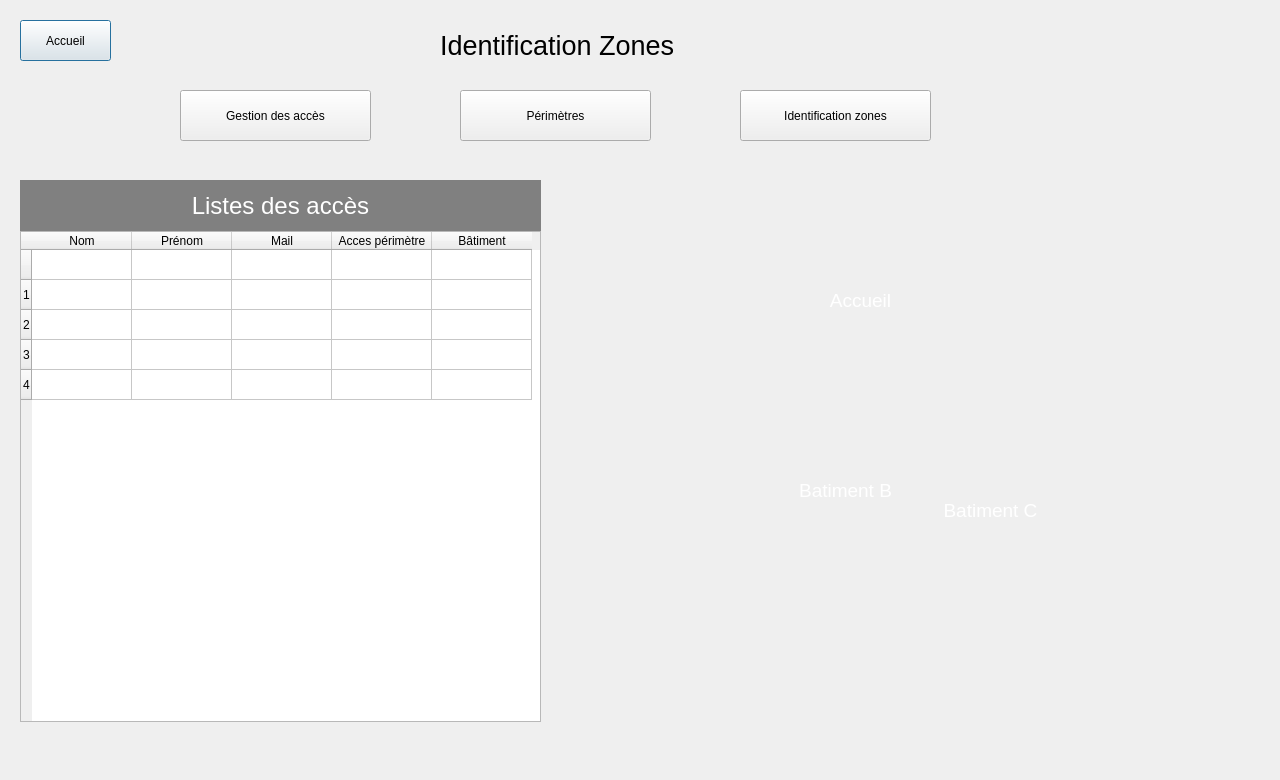
This is Projet_Ajour/zones.ui in simzrch/Projet_Entremont as Qt 5 draws it before an edit. The edited form follows.
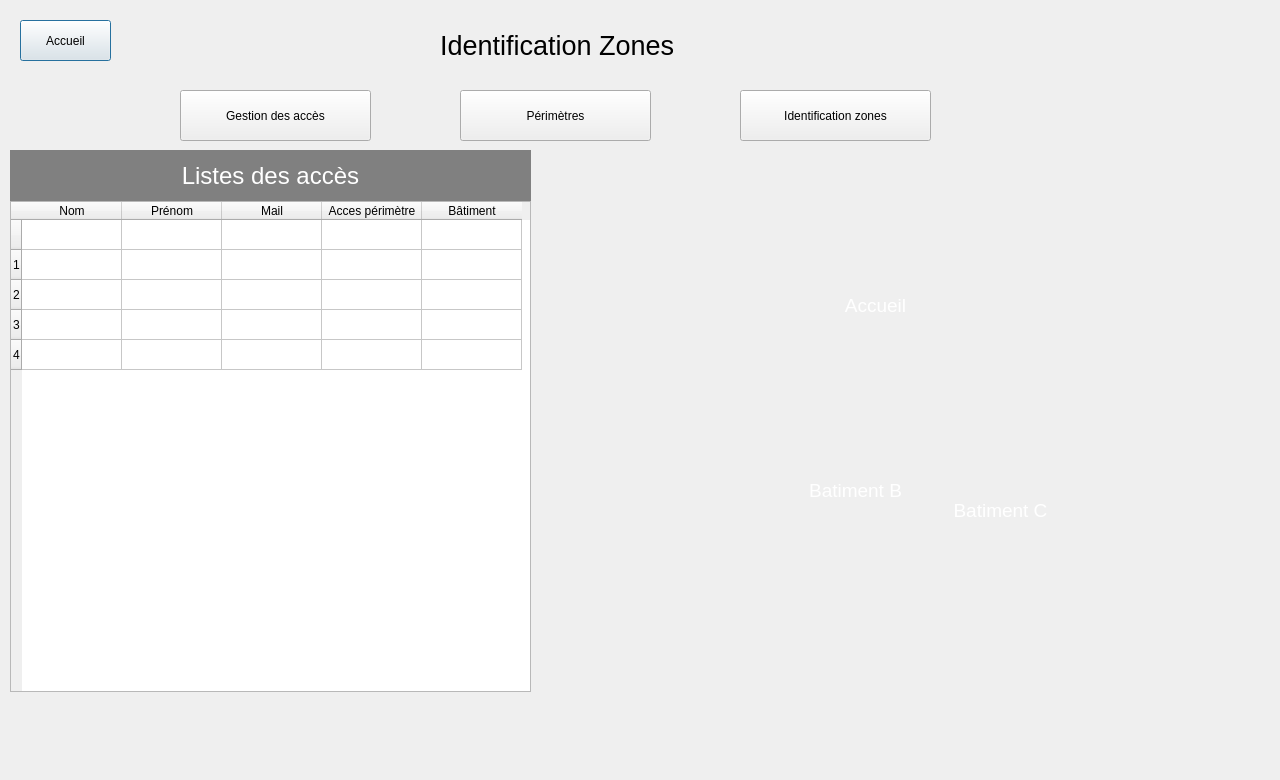
This is the edited form. Icons and pictures are not drawn.

Commit message: modification des interfaces gestion/perimetre/zones

```diff
--- a/Projet_Ajour/zones.ui
+++ b/Projet_Ajour/zones.ui
@@ -92,7 +92,7 @@
    </property>
    <property name="geometry">
     <rect>
-     <x>570</x>
+     <x>580</x>
      <y>180</y>
      <width>601</width>
      <height>581</height>
@@ -111,10 +111,10 @@
   <widget class="QPushButton" name="ButtonBatA">
    <property name="geometry">
     <rect>
-     <x>820</x>
-     <y>270</y>
-     <width>81</width>
-     <height>61</height>
+     <x>840</x>
+     <y>280</y>
+     <width>71</width>
+     <height>51</height>
     </rect>
    </property>
    <property name="palette">
@@ -336,7 +336,7 @@
   <widget class="QPushButton" name="ButtonBatB">
    <property name="geometry">
     <rect>
-     <x>800</x>
+     <x>810</x>
      <y>470</y>
      <width>91</width>
      <height>41</height>
@@ -362,8 +362,8 @@
   <widget class="QTableWidget" name="tableWidgetAcces">
    <property name="geometry">
     <rect>
-     <x>20</x>
-     <y>231</y>
+     <x>10</x>
+     <y>201</y>
      <width>521</width>
      <height>491</height>
     </rect>
@@ -422,8 +422,8 @@
   <widget class="QLabel" name="label_2">
    <property name="geometry">
     <rect>
-     <x>20</x>
-     <y>180</y>
+     <x>10</x>
+     <y>150</y>
      <width>521</width>
      <height>51</height>
     </rect>
@@ -454,7 +454,7 @@
   <widget class="QPushButton" name="ButtonBatC">
    <property name="geometry">
     <rect>
-     <x>920</x>
+     <x>930</x>
      <y>430</y>
      <width>141</width>
      <height>161</height>
```
The commit also changes 2 other files.
